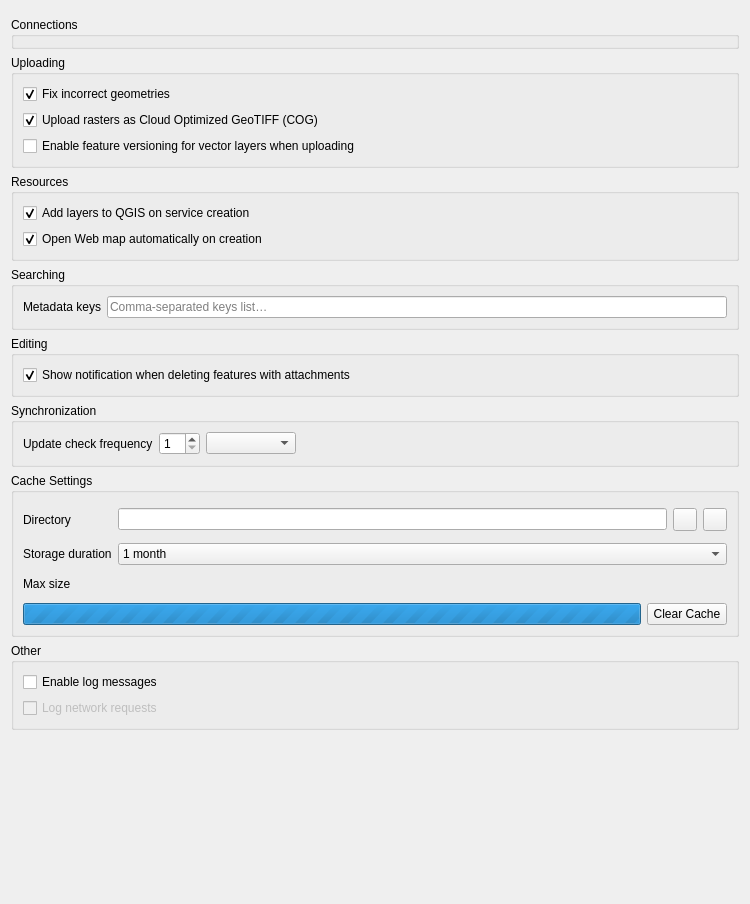
Old version of the form src/nextgis_connect/settings/ui/settings_dialog_base.ui in the repository RemeshevskiyValeriy/nextgis_connect.
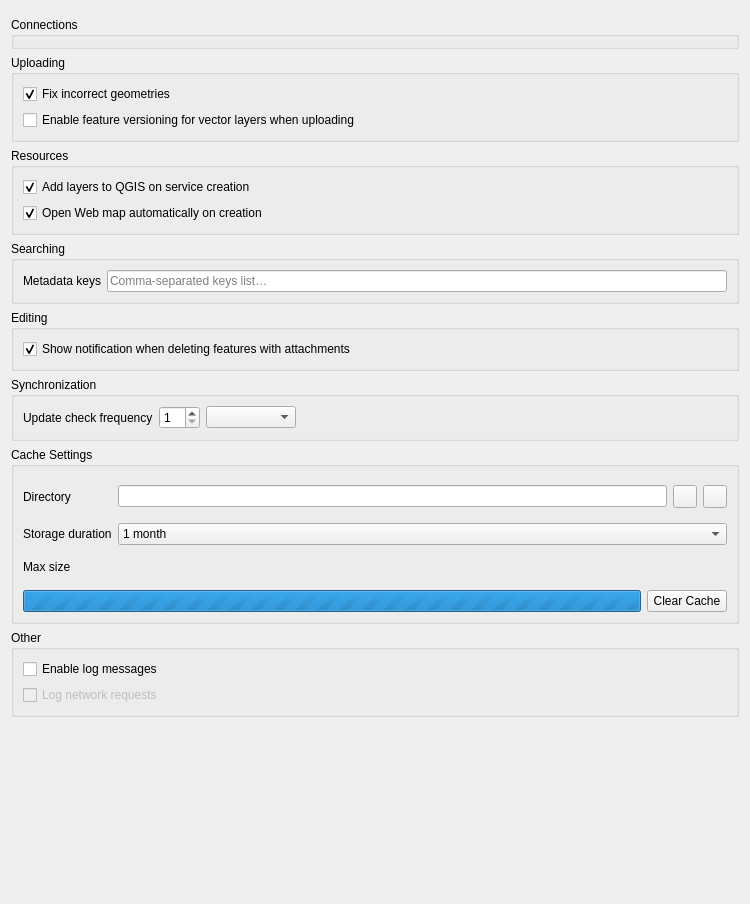
New version of the form. Custom widgets are drawn as their Qt base class.

Commit message: Remove COG raster upload setting

Diff of the .ui file:
```diff
--- a/src/nextgis_connect/settings/ui/settings_dialog_base.ui
+++ b/src/nextgis_connect/settings/ui/settings_dialog_base.ui
@@ -69,16 +69,6 @@
         </property>
        </widget>
       </item>
-      <item>
-       <widget class="QCheckBox" name="cogCheckBox">
-        <property name="text">
-         <string>Upload rasters as Cloud Optimized GeoTIFF (COG)</string>
-        </property>
-        <property name="checked">
-         <bool>true</bool>
-        </property>
-       </widget>
-      </item>
       <item>
        <layout class="QHBoxLayout" name="horizontalLayout_2">
         <property name="spacing">
```
The commit also changes 3 other files.
